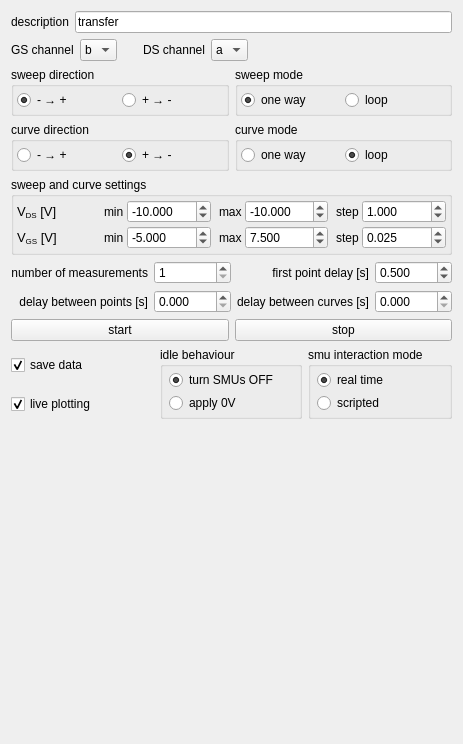
dean-nanomol/nanomol, file experiments/transistor_transfer.ui: the form before one commit.
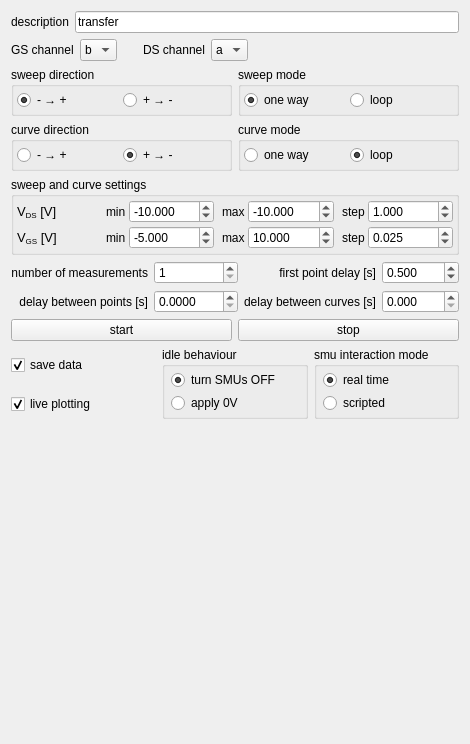
The form after the commit.

Patch:
```diff
--- a/experiments/transistor_transfer.ui
+++ b/experiments/transistor_transfer.ui
@@ -516,10 +516,13 @@
            <number>3</number>
           </property>
           <property name="minimum">
-           <double>-99.989999999999995</double>
+           <double>-200.000000000000000</double>
+          </property>
+          <property name="maximum">
+           <double>200.000000000000000</double>
           </property>
           <property name="value">
-           <double>7.500000000000000</double>
+           <double>10.000000000000000</double>
           </property>
          </widget>
         </item>
@@ -647,7 +650,7 @@
      <item row="1" column="1">
       <widget class="QDoubleSpinBox" name="delay_points_doubleSpinBox">
        <property name="decimals">
-        <number>3</number>
+        <number>4</number>
        </property>
        <property name="maximum">
         <double>9999.989999999999782</double>
```
